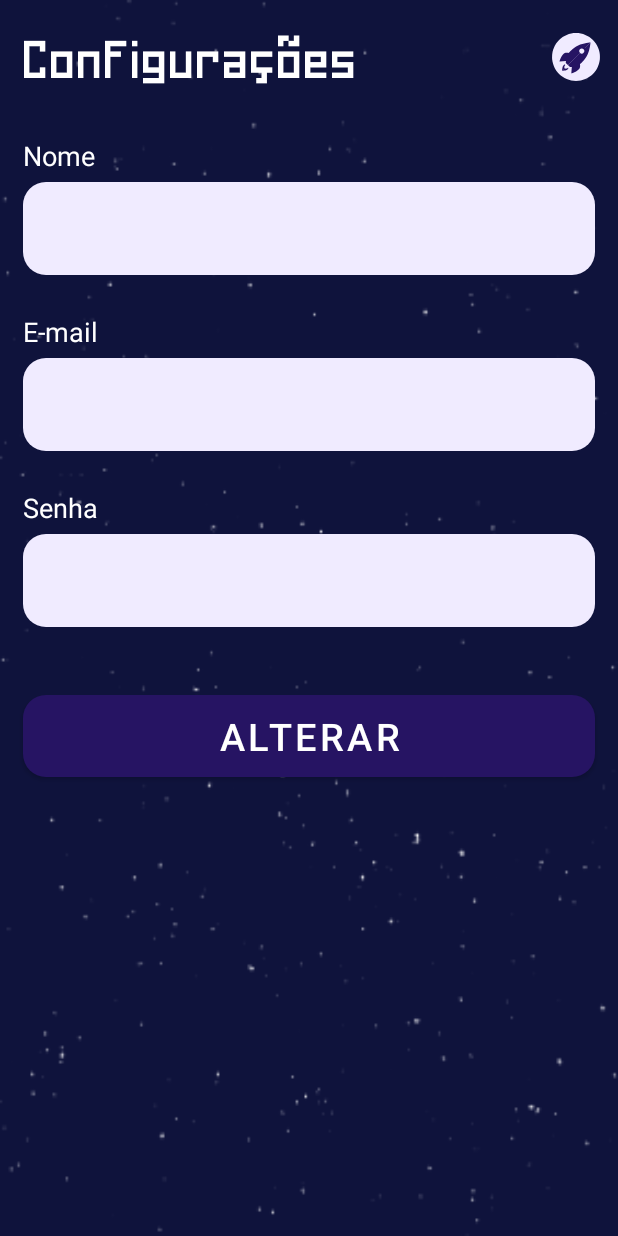
After one commit to artchier/AstroDream, an Android app: the UserConfigActivity screen opened directly, with no data from a screen before it, on a phone screen of 412 x 824 dp. The commit adds this screen. Run offline under Robolectric (Android 15) with nearby library versions, the phone set to English and light mode, and no system bars.

Commit message:
Subindo Activity da tela de configurações

```diff
--- a/app/src/main/AndroidManifest.xml
+++ b/app/src/main/AndroidManifest.xml
@@ -16,7 +16,8 @@
                 <category android:name="android.intent.category.LAUNCHER" />
             </intent-filter>
         </activity>
-        <activity android:name=".InitialActivity"/>
+        <activity android:name=".InitialActivity" />
+        <activity android:name=".UserConfigActivity"/>
     </application>
 
 </manifest>
--- /dev/null
+++ b/app/src/main/java/com/example/astrodream/UserConfigActivity.kt
@@ -0,0 +1,23 @@
+package com.example.astrodream
+
+import androidx.appcompat.app.AppCompatActivity
+import android.os.Bundle
+import android.view.Menu
+import android.view.MenuInflater
+import kotlinx.android.synthetic.main.activity_initial.*
+import kotlinx.android.synthetic.main.activity_user_config.*
+
+class UserConfigActivity : AppCompatActivity() {
+    override fun onCreate(savedInstanceState: Bundle?) {
+        super.onCreate(savedInstanceState)
+        setContentView(R.layout.activity_user_config)
+
+        tbUserConfig.title = ""
+        setSupportActionBar(tbUserConfig)
+    }
+
+    override fun onCreateOptionsMenu(menu: Menu?): Boolean {
+        menuInflater.inflate(R.menu.menu, menu)
+        return super.onCreateOptionsMenu(menu)
+    }
+}
--- /dev/null
+++ b/app/src/main/res/drawable/ic_edit.xml
@@ -0,0 +1,10 @@
+<vector xmlns:android="http://schemas.android.com/apk/res/android"
+    android:width="24dp"
+    android:height="24dp"
+    android:viewportWidth="24"
+    android:viewportHeight="24"
+    android:tint="?attr/colorControlNormal">
+  <path
+      android:fillColor="@android:color/white"
+      android:pathData="M3,17.25V21h3.75L17.81,9.94l-3.75,-3.75L3,17.25zM20.71,7.04c0.39,-0.39 0.39,-1.02 0,-1.41l-2.34,-2.34c-0.39,-0.39 -1.02,-0.39 -1.41,0l-1.83,1.83 3.75,3.75 1.83,-1.83z"/>
+</vector>
--- /dev/null
+++ b/app/src/main/res/drawable/round_button.xml
@@ -0,0 +1,7 @@
+<?xml version="1.0" encoding="utf-8"?>
+<shape
+    android:shape="rectangle"
+    xmlns:android="http://schemas.android.com/apk/res/android">
+    <corners android:radius="15dp"/>
+    <solid android:color="#FF553B8E"/>
+</shape>
--- /dev/null
+++ b/app/src/main/res/drawable/round_input.xml
@@ -0,0 +1,7 @@
+<?xml version="1.0" encoding="utf-8"?>
+<shape
+    android:shape="rectangle"
+    xmlns:android="http://schemas.android.com/apk/res/android">
+    <corners android:radius="15dp"/>
+    <solid android:color="#FFF0EBFF"/>
+</shape>
--- /dev/null
+++ b/app/src/main/res/layout/activity_user_config.xml
@@ -0,0 +1,137 @@
+<?xml version="1.0" encoding="utf-8"?>
+<androidx.constraintlayout.widget.ConstraintLayout
+    xmlns:android="http://schemas.android.com/apk/res/android"
+    xmlns:app="http://schemas.android.com/apk/res-auto"
+    xmlns:tools="http://schemas.android.com/tools"
+    android:layout_width="match_parent"
+    android:layout_height="match_parent"
+    tools:context=".UserConfigActivity">
+
+    <include layout="@layout/background" />
+
+    <LinearLayout
+        android:id="@+id/llInputsText"
+        android:layout_width="match_parent"
+        android:layout_height="wrap_content"
+        android:orientation="vertical"
+        android:padding="15dp"
+        app:layout_constraintStart_toStartOf="parent"
+        app:layout_constraintEnd_toEndOf="parent"
+        app:layout_constraintTop_toBottomOf="@id/tbUserConfig">
+
+        <!-- InputText para o nome do usuário -->
+
+        <com.google.android.material.textview.MaterialTextView
+            android:layout_width="wrap_content"
+            android:layout_height="wrap_content"
+            android:text="@string/nome"
+            android:textSize="18sp"
+            android:textColor="@color/white"/>
+
+        <com.google.android.material.textfield.TextInputLayout
+            android:layout_width="match_parent"
+            android:layout_height="wrap_content"
+            style="@style/Widget.MaterialComponents.TextInputLayout.OutlinedBox">
+
+            <com.google.android.material.textfield.TextInputEditText
+                android:id="@+id/tiNome"
+                android:layout_width="match_parent"
+                android:layout_height="wrap_content"
+                android:inputType="text"
+                android:textSize="20sp"
+                android:background="@drawable/round_input"/>
+        </com.google.android.material.textfield.TextInputLayout>
+
+        <!-- ===================================== -->
+
+        <!-- InputText para o email do usuário -->
+
+        <com.google.android.material.textview.MaterialTextView
+            android:layout_width="wrap_content"
+            android:layout_height="wrap_content"
+            android:layout_marginTop="25dp"
+            android:text="@string/email"
+            android:textSize="18sp"
+            android:textColor="@color/white"/>
+
+        <com.google.android.material.textfield.TextInputLayout
+            android:layout_width="match_parent"
+            android:layout_height="wrap_content"
+            style="@style/Widget.MaterialComponents.TextInputLayout.OutlinedBox">
+
+            <com.google.android.material.textfield.TextInputEditText
+                android:id="@+id/tiEmail"
+                android:layout_width="match_parent"
+                android:layout_height="wrap_content"
+                android:inputType="text"
+                android:textSize="20sp"
+                android:background="@drawable/round_input"/>
+        </com.google.android.material.textfield.TextInputLayout>
+
+        <!-- ===================================== -->
+
+        <!-- InputText para o senha do usuário -->
+
+        <com.google.android.material.textview.MaterialTextView
+            android:layout_width="wrap_content"
+            android:layout_height="wrap_content"
+            android:layout_marginTop="25dp"
+            android:text="@string/senha"
+            android:textSize="18sp"
+            android:textColor="@color/white"/>
+
+        <com.google.android.material.textfield.TextInputLayout
+            android:layout_width="match_parent"
+            android:layout_height="wrap_content"
+            style="@style/Widget.MaterialComponents.TextInputLayout.OutlinedBox">
+
+            <com.google.android.material.textfield.TextInputEditText
+                android:id="@+id/tiSenha"
+                android:layout_width="match_parent"
+                android:layout_height="wrap_content"
+                android:inputType="textPassword"
+                android:textSize="20sp"
+                android:background="@drawable/round_input"/>
+        </com.google.android.material.textfield.TextInputLayout>
+
+        <!-- ===================================== -->
+
+    </LinearLayout>
+
+    <!-- Button para alterar os dados do usuário -->
+
+    <com.google.android.material.button.MaterialButton
+        android:id="@+id/btnAlterarDados"
+        android:layout_width="match_parent"
+        android:layout_height="wrap_content"
+        android:layout_marginTop="30dp"
+        android:layout_marginStart="15dp"
+        android:layout_marginEnd="15dp"
+        android:text="@string/alterar"
+        android:textSize="25sp"
+        android:background="@drawable/round_button"
+        app:layout_constraintTop_toBottomOf="@id/llInputsText"
+        app:layout_constraintStart_toStartOf="parent"
+        app:layout_constraintEnd_toEndOf="parent"/>
+
+    <!-- ===================================== -->
+
+    <com.google.android.material.appbar.MaterialToolbar
+        android:id="@+id/tbUserConfig"
+        android:layout_width="match_parent"
+        android:layout_height="wrap_content"
+        android:padding="10dp"
+        app:layout_constraintEnd_toEndOf="parent"
+        app:layout_constraintStart_toStartOf="parent"
+        app:layout_constraintTop_toTopOf="parent"
+        app:menu="@menu/menu">
+
+        <TextView
+            android:layout_width="wrap_content"
+            android:layout_height="wrap_content"
+            android:fontFamily="@font/homespun_regular"
+            android:text="@string/user_config"
+            android:textColor="@android:color/white"
+            android:textSize="35sp" />
+    </com.google.android.material.appbar.MaterialToolbar>
+</androidx.constraintlayout.widget.ConstraintLayout>
--- a/app/src/main/res/values/strings.xml
+++ b/app/src/main/res/values/strings.xml
@@ -1,4 +1,9 @@
 <resources>
     <string name="app_name">AstroDream</string>
     <string name="imagem_de_hoje">Imagem de hoje</string>
+    <string name="user_config">Configurações</string>
+    <string name="nome">Nome</string>
+    <string name="email">E-mail</string>
+    <string name="senha">Senha</string>
+    <string name="alterar">Alterar</string>
 </resources>
```
